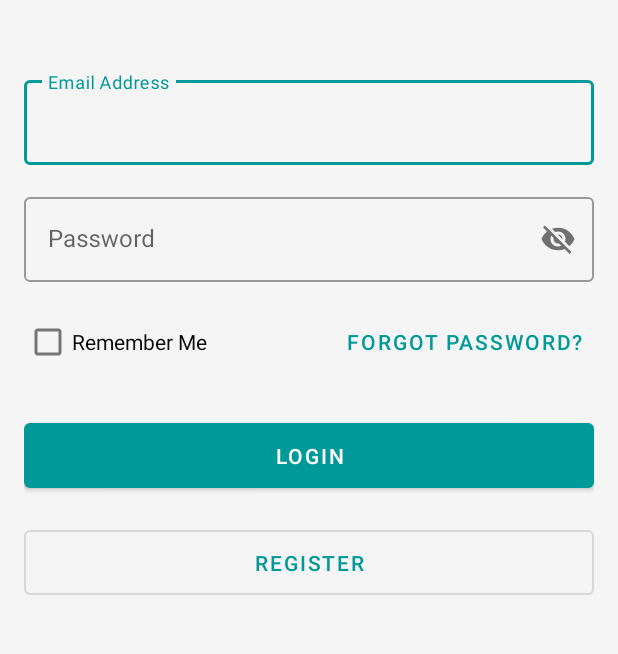
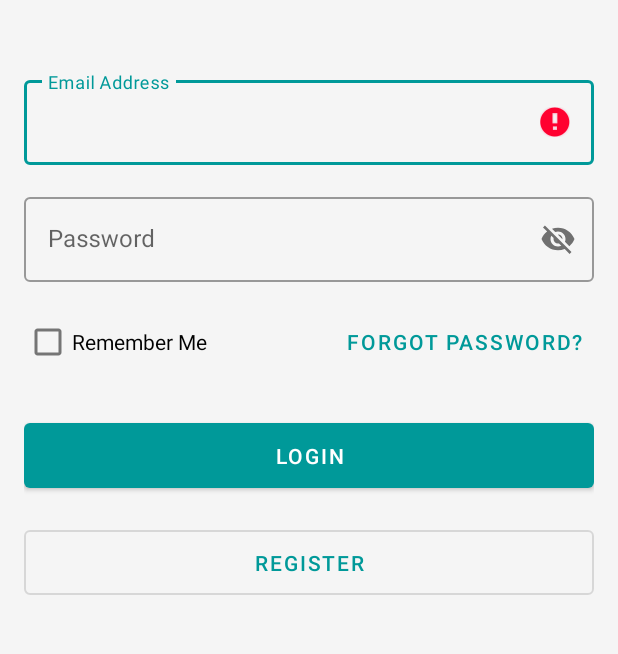
Before and after one commit to XTM722/Planetze, an Android app: the screen it shows after launch (MainActivity), after a tap on an icon or button, on a phone screen of 412 x 824 dp, the part 190-844 px from its top. Run offline under Robolectric (Android 15) with nearby library versions, the phone set to English and light mode, and no system bars; our stand-ins replace Firebase (no records; nobody signed in at launch, a user with empty details on screens opened directly); 2 other taps on this screen came first.

Commit message:
Feat: Implemented user login, welcome activity, and remember me functionality

```diff
--- a/app/build.gradle.kts
+++ b/app/build.gradle.kts
@@ -39,6 +39,7 @@ dependencies {
     implementation(libs.activity)
     implementation(libs.constraintlayout)
     implementation(libs.firebase.auth)
+    implementation(libs.firebase.database)
     testImplementation(libs.junit)
     androidTestImplementation(libs.ext.junit)
     androidTestImplementation(libs.espresso.core)
--- a/app/src/main/java/com/example/planetze/MainActivity.java
+++ b/app/src/main/java/com/example/planetze/MainActivity.java
@@ -1,19 +1,124 @@
 package com.example.planetze;
 
+import android.content.Context;
+import android.content.Intent;
+import android.content.SharedPreferences;
+import android.graphics.ColorSpace;
 import android.os.Bundle;
+import android.util.Patterns;
+import android.view.View;
+import android.widget.Button;
+import android.widget.CheckBox;
+import android.widget.EditText;
+import android.widget.Toast;
 
-import androidx.activity.EdgeToEdge;
 import androidx.appcompat.app.AppCompatActivity;
-import androidx.core.graphics.Insets;
-import androidx.core.view.ViewCompat;
-import androidx.core.view.WindowInsetsCompat;
 
-public class MainActivity extends AppCompatActivity {
+public class MainActivity extends AppCompatActivity implements View.OnClickListener{
+    //for remember me
+    private SharedPreferences preferences;
+
+    private SharedPreferences.Editor editor;
+
+    // UI
+    private EditText emailEditText, passowordEditText;
+    private Button loginButton, registerButton;
+    private CheckBox rememberMeCheckBox;
+
+
+    // MVP Pattern
+    private Model model;
+    private Presenter presenter;
 
     @Override
     protected void onCreate(Bundle savedInstanceState) {
         super.onCreate(savedInstanceState);
         setContentView(R.layout.activity_main);
 
+        // get UI
+        emailEditText = findViewById(R.id.emailEditText);
+        passowordEditText = findViewById(R.id.passwordEditText);
+        loginButton = findViewById(R.id.loginButton);
+        registerButton = findViewById(R.id.registerButton);
+        rememberMeCheckBox = findViewById(R.id.rememberMeCheckBox);
+
+        loginButton.setOnClickListener(this);
+        registerButton.setOnClickListener(this);
+
+        // handle "Remember Me"
+        preferences = getSharedPreferences("b07", Context.MODE_PRIVATE);
+        editor = preferences.edit();
+        checkSharedPreferences();
+
+        // MVP Pattern
+        model = Model.getInstance();
+        presenter = new Presenter(model, this);
+    }
+
+    @Override
+    public void onClick(View view) {
+        if (view == loginButton){
+            logIn();
+        }
+        if (view == registerButton) {
+            startActivity(new Intent(this, RegistrationActivity.class));
+        }
+    }
+
+    private void checkSharedPreferences() {
+        boolean remember = preferences.getBoolean("remember", false);
+        String email = preferences.getString("email", "");
+        String password = preferences.getString("password", "");
+
+        emailEditText.setText(email);
+        passowordEditText.setText(password);
+        rememberMeCheckBox.setChecked(remember);
+    }
+
+    private void logIn() {
+        String email = emailEditText.getText().toString().trim();
+        String password = passowordEditText.getText().toString().trim();
+
+        editor.putBoolean("remember", rememberMeCheckBox.isChecked());
+        editor.putString("email", rememberMeCheckBox.isChecked()? email : "");
+        editor.putString("password", rememberMeCheckBox.isChecked()? password : "");
+        editor.apply();
+
+        if (email.isEmpty()) {
+            emailEditText.setError("Email is required!");
+            emailEditText.requestFocus();
+            return;
+        }
+
+        if (!Patterns.EMAIL_ADDRESS.matcher(email).matches()) {
+            emailEditText.setError("Please provide valid email!");
+            emailEditText.requestFocus();
+            return;
+        }
+
+        if (password.isEmpty()) {
+            passowordEditText.setError("password is required!");
+            passowordEditText.requestFocus();
+            return;
+        }
+
+        if (password.length() < 6) {
+            passowordEditText.setError("Min password length should be 6 characters!");
+            passowordEditText.requestFocus();
+            return;
+        }
+
+        // Use MVP pattern to login
+        presenter.login(email, password);
+    }
+
+    public void redirectToDashboard(String userID) {
+        Intent intent = new Intent(this,DashboardActivity.class);
+        intent.putExtra("currentUserID", userID);
+        startActivity(intent);
+    }
+
+    public void failedToLogin() {
+        Toast.makeText(this, "failed to login.", Toast.LENGTH_LONG).show();
     }
 }
--- /dev/null
+++ b/app/src/main/java/com/example/planetze/Model.java
@@ -0,0 +1,65 @@
+package com.example.planetze;
+
+import androidx.annotation.NonNull;
+
+import com.example.planetze.models.Question;
+import com.example.planetze.models.User;
+import com.google.android.gms.tasks.OnCompleteListener;
+import com.google.android.gms.tasks.Task;
+import com.google.firebase.auth.AuthResult;
+import com.google.firebase.auth.FirebaseAuth;
+import com.google.firebase.database.DataSnapshot;
+import com.google.firebase.database.DatabaseError;
+import com.google.firebase.database.DatabaseReference;
+import com.google.firebase.database.FirebaseDatabase;
+import com.google.firebase.database.ValueEventListener;
+
+import java.util.ArrayList;
+import java.util.List;
+import java.util.function.Consumer;
+
+public class Model {
+    private static Model instance;
+
+    private DatabaseReference usersRef;
+    private DatabaseReference questionsRef;
+    private FirebaseAuth auth;
+
+    private Model() {
+        usersRef = FirebaseDatabase.getInstance().getReference("Users");
+        questionsRef = FirebaseDatabase.getInstance().getReference("Questions");
+        auth = FirebaseAuth.getInstance();
+    }
+
+    public static Model getInstance() {
+        if (instance == null)
+            instance = new Model();
+        return instance;
+    }
+
+    public void authenticate(String email, String password, Consumer<User> callback) {
+        auth.signInWithEmailAndPassword(email, password).addOnCompleteListener(new OnCompleteListener<AuthResult>() {
+            @Override
+            public void onComplete(@NonNull Task<AuthResult> task) {
+                if (!task.isSuccessful()) {
+                    callback.accept(null);
+                }
+                else {
+                    usersRef.child(auth.getUid()).addListenerForSingleValueEvent(new ValueEventListener() {
+                        @Override
+                        public void onDataChange(@NonNull DataSnapshot snapshot) {
+                            User user = snapshot.getValue(User.class);
+                            callback.accept(user);
+                        }
+                        @Override
+                        public void onCancelled(@NonNull DatabaseError error) {
+
+                        }
+                    });
+                }
+            }
+        });
+    }
+
+
+}
--- /dev/null
+++ b/app/src/main/java/com/example/planetze/Presenter.java
@@ -0,0 +1,23 @@
+package com.example.planetze;
+
+import com.example.planetze.models.User;
+
+
+public class Presenter {
+    private Model model;
+    private MainActivity view;
+
+    public Presenter(Model model, MainActivity view) {
+        this.model = model;
+        this.view = view;
+    }
+
+    // API
+    public void login(String email, String password) {
+
+        model.authenticate(email, password, (User user) -> {
+            if (user == null) view.failedToLogin();
+            else view.redirectToDashboard(User.userID);
+        });
+    }
+}
--- a/app/src/main/java/com/example/planetze/RegistrationActivity.java
+++ b/app/src/main/java/com/example/planetze/RegistrationActivity.java
@@ -14,6 +14,8 @@ import androidx.core.view.WindowInsetsCompat;
 import android.widget.Button;
 import android.view.View;
 import android.widget.Toast;
+
+import com.example.planetze.models.User;
 
 
 public class RegistrationActivity extends AppCompatActivity implements View.OnClickListener {
--- /dev/null
+++ b/app/src/main/java/com/example/planetze/models/Question.java
@@ -0,0 +1,4 @@
+package com.example.planetze.models;
+
+public class Question {
+}
--- /dev/null
+++ b/app/src/main/java/com/example/planetze/models/User.java
@@ -0,0 +1,4 @@
+package com.example.planetze.models;
+
+public class User {
+}
--- /dev/null
+++ b/app/src/main/res/layout/activity_dashboard.xml
@@ -0,0 +1,6 @@
+<?xml version="1.0" encoding="utf-8"?>
+<androidx.constraintlayout.widget.ConstraintLayout xmlns:android="http://schemas.android.com/apk/res/android"
+    android:layout_width="match_parent"
+    android:layout_height="match_parent">
+
+</androidx.constraintlayout.widget.ConstraintLayout>
--- a/gradle/libs.versions.toml
+++ b/gradle/libs.versions.toml
@@ -9,6 +9,7 @@ activity = "1.9.3"
 constraintlayout = "2.2.0"
 googleGmsGoogleServices = "4.4.2"
 firebaseAuth = "23.1.0"
+firebaseDatabase = "21.0.0"
 
 [libraries]
 junit = { group = "junit", name = "junit", version.ref = "junit" }
@@ -19,6 +20,7 @@ material = { group = "com.google.android.material", name = "material", version.r
 activity = { group = "androidx.activity", name = "activity", version.ref = "activity" }
 constraintlayout = { group = "androidx.constraintlayout", name = "constraintlayout", version.ref = "constraintlayout" }
 firebase-auth = { group = "com.google.firebase", name = "firebase-auth", version.ref = "firebaseAuth" }
+firebase-database = { group = "com.google.firebase", name = "firebase-database", version.ref = "firebaseDatabase" }
 
 [plugins]
 android-application = { id = "com.android.application", version.ref = "agp" }
```
Also changed, not shown: app/src/main/java/com/example/planetze/DashboardActivity.java (added, +22 -0 lines).
